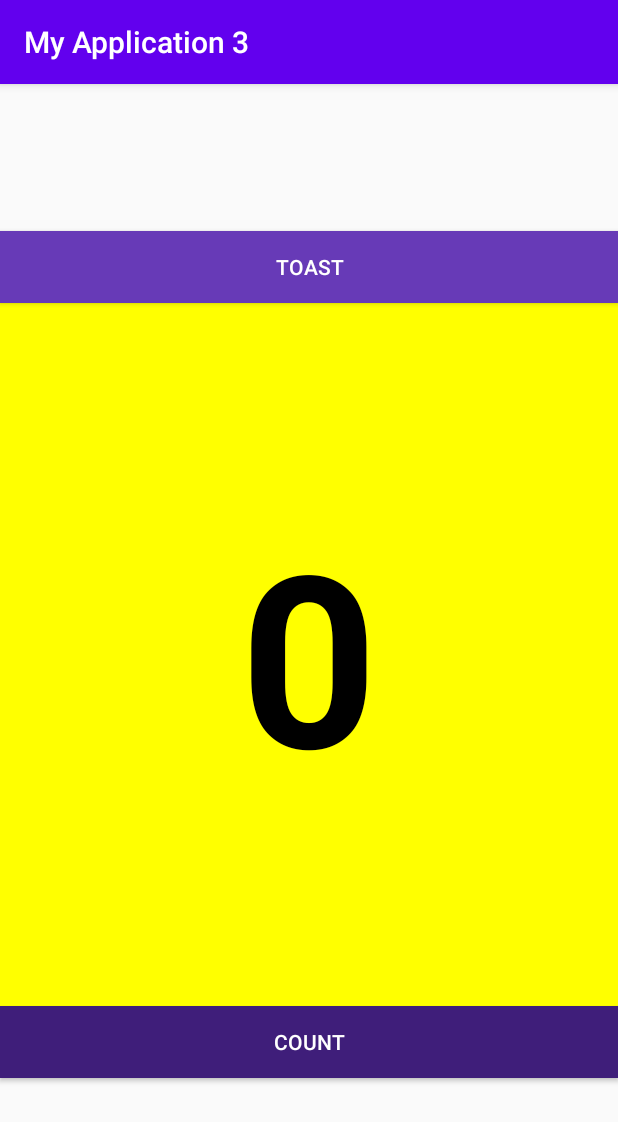
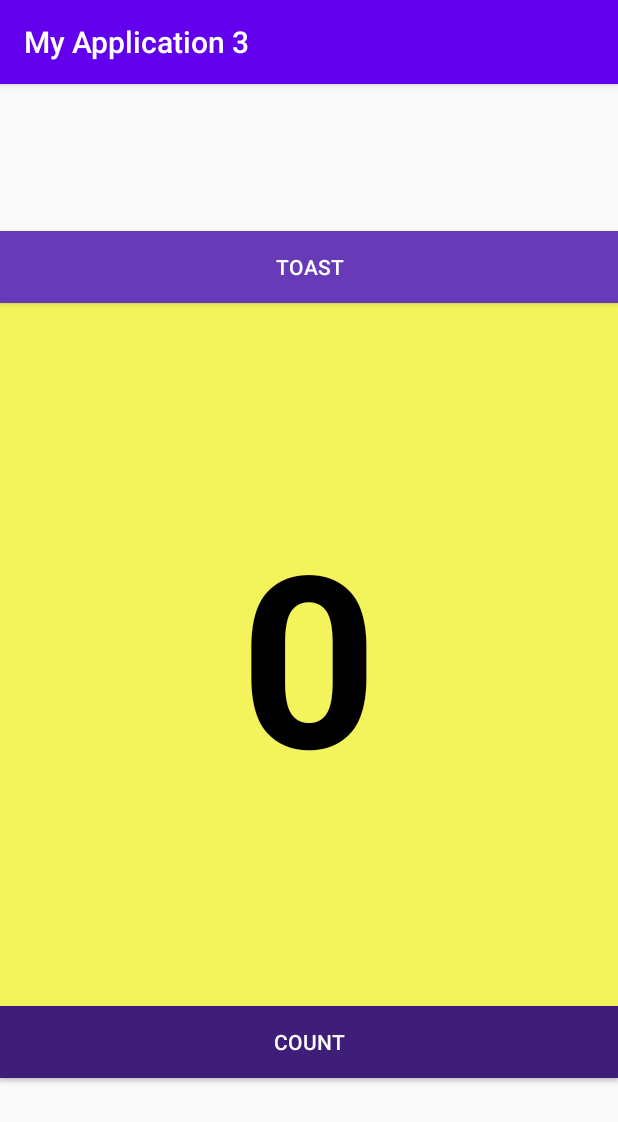
Before and after one commit to ThaisArm/ProjectoSw4, an Android app: the screen it shows after launch (MainActivity), on a phone screen of 412 x 824 dp. Shown: the top 1122 px of the screen. Run offline under Robolectric (Android 15) with nearby library versions, the phone set to English and light mode, and no system bars.

Commit message:
Cambio color

```diff
--- a/app/src/main/res/layout/activity_main.xml
+++ b/app/src/main/res/layout/activity_main.xml
@@ -42,7 +42,7 @@
         android:id="@+id/showCount"
         android:layout_width="0dp"
         android:layout_height="0dp"
-        android:background="#FFFF00"
+        android:background="#F3F35B"
         android:gravity="center_vertical"
         android:text="@string/count_valInicial"
         android:textAlignment="center"
```
